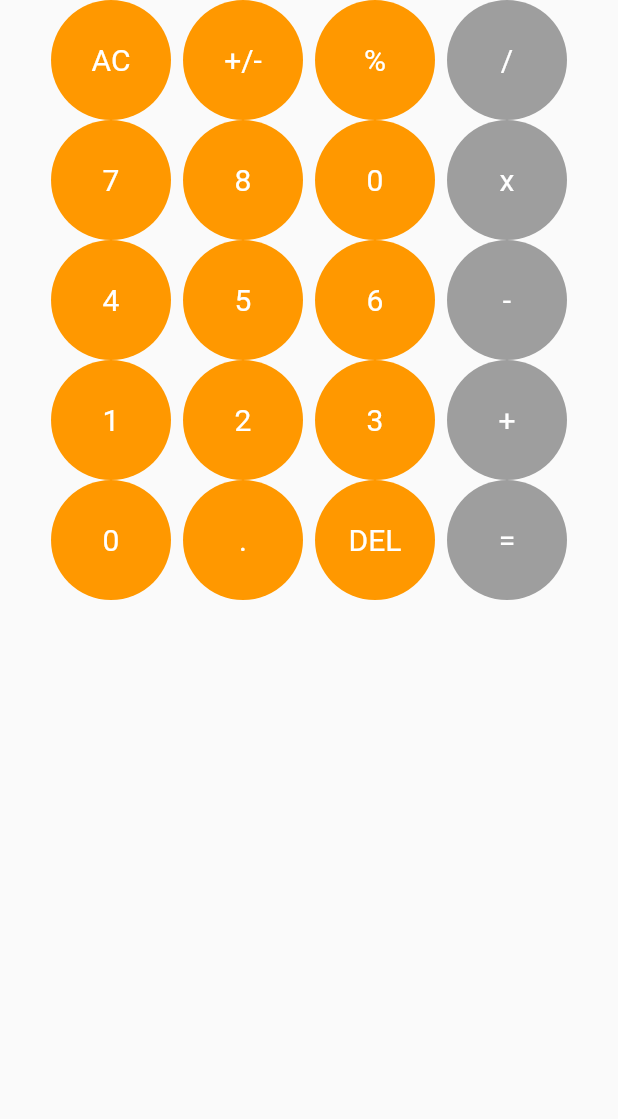
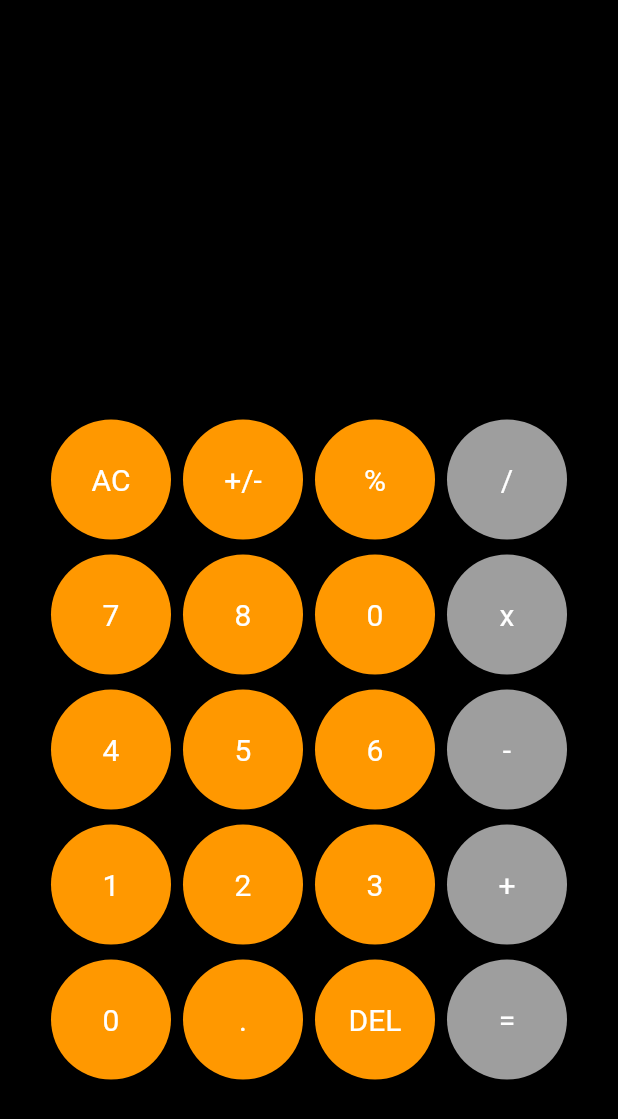
Before and after one commit to deepak20001/Calculator, a Flutter app: the screen it shows after launch, on a phone screen of 412 x 824 dp. Shown: the top 1119 px of the screen. Run offline on Flutter 3.47's test engine with Material 2 defaults, Android fonts, the phone set to English and light mode, and no system bars.

Commit message:
used 2 expanded widgets to have space for output and given flex = 2 for 2nd expanded widget so that it can occupy double space then 1st one

```diff
--- a/lib/components/my_button.dart
+++ b/lib/components/my_button.dart
@@ -13,6 +13,8 @@ class MyButton extends StatelessWidget {
   @override
   Widget build(BuildContext context) {
     return Expanded(
+      child: Padding(
+        padding: const EdgeInsets.symmetric(vertical: 5, horizontal: 3),
         child: InkWell(
           child: Container(
             height: 80,
@@ -25,6 +27,7 @@ class MyButton extends StatelessWidget {
             ),
           ),
         ),
+      ),
     );
   }
 }
--- a/lib/home_page.dart
+++ b/lib/home_page.dart
@@ -10,12 +10,39 @@ class HomePage extends StatefulWidget {
 }
 
 class _HomePageState extends State<HomePage> {
+  var userInput = '';
+  var answer = '';
+
   @override
   Widget build(BuildContext context) {
     return Scaffold(
+      backgroundColor: Colors.black,
       body: SafeArea(
         child: Padding(
           padding: const EdgeInsets.symmetric(horizontal: 30),
+          child: Column(
+            children: [
+//-----------------------------------------------------------------
+              Expanded(
+                child: Padding(
+                  padding: const EdgeInsets.symmetric(vertical: 20),
+                  child: Column(
+                    children: [
+                      Text(
+                        userInput.toString(),
+                        style: TextStyle(fontSize: 30, color: Colors.white),
+                      ),
+                      Text(
+                        userInput.toString(),
+                        style: TextStyle(fontSize: 30, color: Colors.white),
+                      ),
+                    ],
+                  ),
+                ),
+              ),
+//--------------------------------------------------------------------
+              Expanded(
+                flex: 2,
                 child: Column(
                   children: [
                     Row(
@@ -107,6 +134,9 @@ class _HomePageState extends State<HomePage> {
                   ],
                 ),
               ),
+            ],
+          ),
+        ),
       ),
     );
   }
```
Lines whose indentation alone changed are shown as unchanged.
